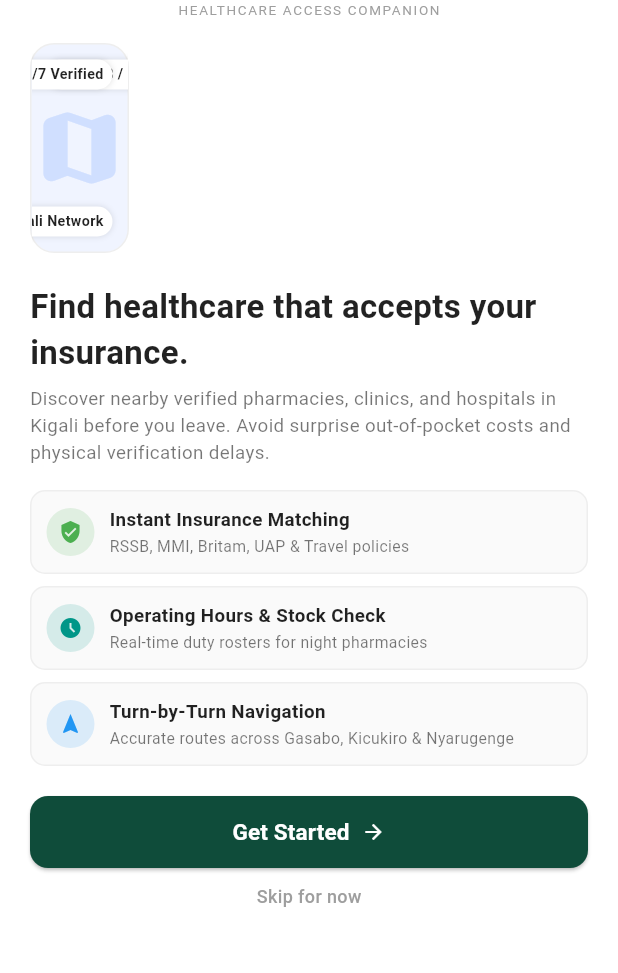
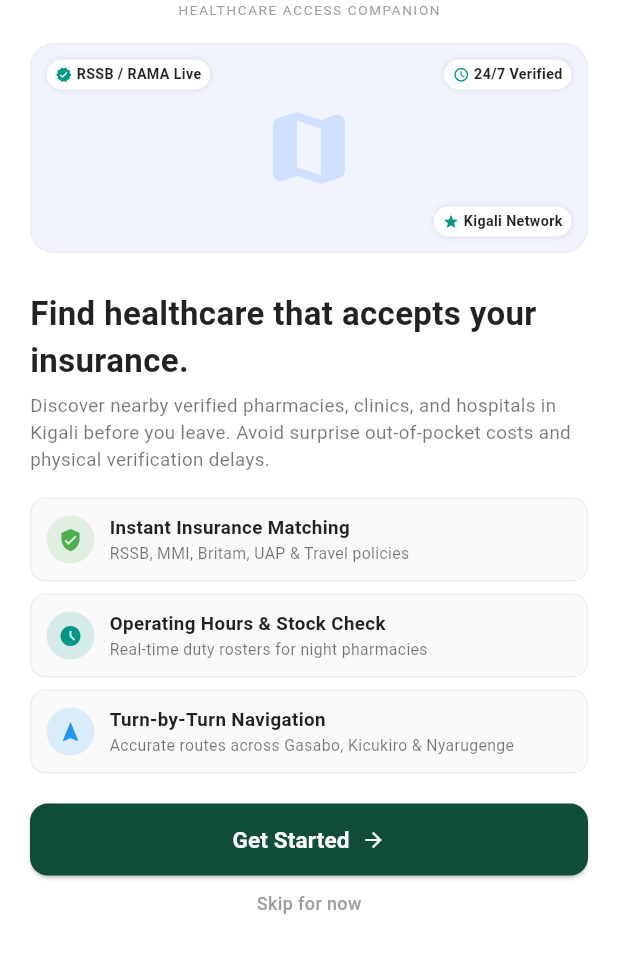
Before and after one commit to RobertNiyonkuru98/pharma_finder, a Flutter app: the screen it shows after launch, on a phone screen of 412 x 824 dp, the part 221-1194 px from its top. Run offline on Flutter 3.47's test engine with Material 3 defaults, Android fonts, the phone set to English and light mode, and no system bars; our stand-ins replace firebase_core, flutter_bloc, flutter_dotenv, geocoding, geolocator; accounts and stored records are empty.

Commit message:
Fixing width error on description container

```diff
--- a/lib/screen/onboarding_screen.dart
+++ b/lib/screen/onboarding_screen.dart
@@ -7,7 +7,7 @@ class OnboardingScreen extends StatelessWidget {
 
   @override
   Widget build(BuildContext context) {
-    const primaryColor = Color(0xFF0F4C3A); // Deep teal theme
+    const primaryColor = Color(0xFF0F4C3A);
 
     return Scaffold(
       backgroundColor: Colors.white,
@@ -88,6 +88,7 @@ class OnboardingScreen extends StatelessWidget {
 
             // Illustration Banner
             Container(
+              width: double.infinity,
               height: 140,
               decoration: BoxDecoration(
                 color: const Color(0xFFF0F4FF),
@@ -104,7 +105,7 @@ class OnboardingScreen extends StatelessWidget {
                 ],
               ),
             ),
-            const SizedBox(height: 20),
+            const SizedBox(height: 25),
 
             // Title & Description
             const Text(
```
